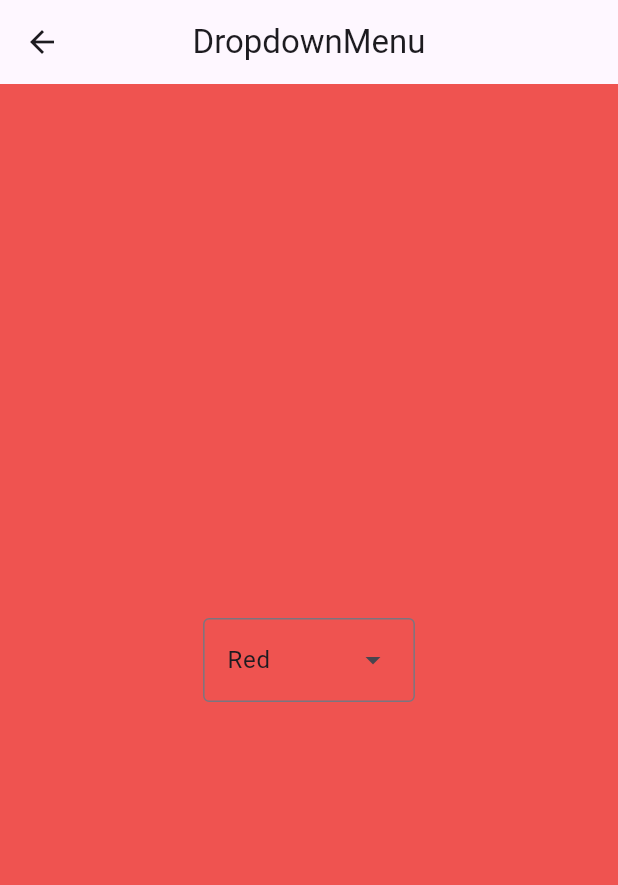
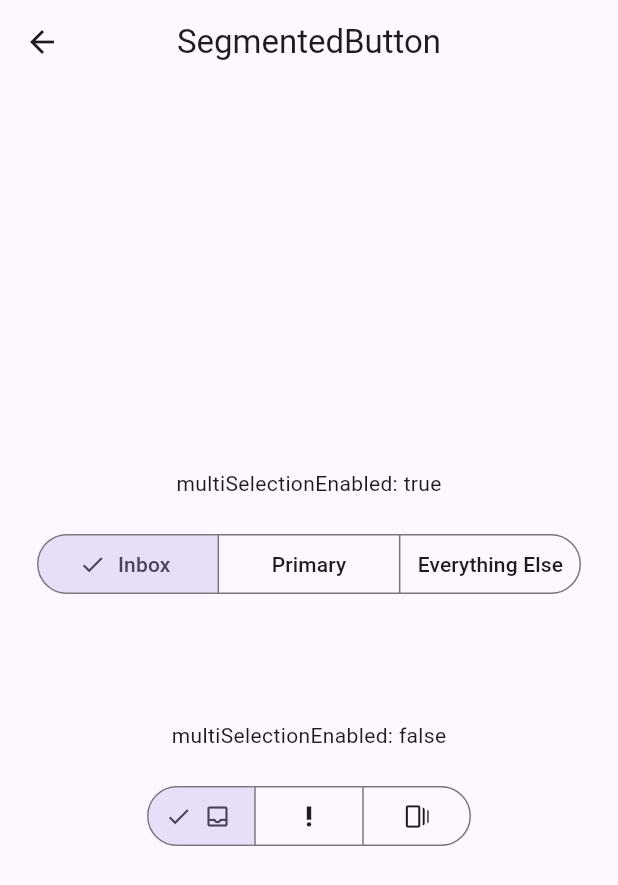
Before and after one commit to nobushiueshi/flutter_widget_of_the_week, a Flutter app: the screen it shows after launch, after a tap on "Flutter Widget of the Week", on a phone screen of 412 x 824 dp. Shown: the top 885 px of the screen. Run offline on Flutter 3.47's test engine with Material 3 defaults, Android fonts, the phone set to English and light mode, and no system bars; our stand-ins replace animated_text_kit, badges, cached_network_image, connectivity_plus, device_info_plus, fl_chart and 12 more; missing offline and left inert: feedback; accounts and stored records are empty.

Commit message:
#157 SegmentedButton

```diff
--- a/lib/presentation/pages/sample/sample150_page_data_list.dart
+++ b/lib/presentation/pages/sample/sample150_page_data_list.dart
@@ -5,8 +5,14 @@ import 'package:flutter_widget_of_the_week/presentation/pages/sample150/sample_p
 import 'package:flutter_widget_of_the_week/presentation/pages/sample150/sample_page_154.dart';
 import 'package:flutter_widget_of_the_week/presentation/pages/sample150/sample_page_155.dart';
 import 'package:flutter_widget_of_the_week/presentation/pages/sample150/sample_page_156.dart';
+import 'package:flutter_widget_of_the_week/presentation/pages/sample150/sample_page_157.dart';
 
 final sample150PageDataList = <SamplePageData>[
+  SamplePageData(
+    name: '#157 SegmentedButton',
+    contentType: SamplePageContentType.widget,
+    widget: const SamplePage157(),
+  ),
   SamplePageData(
     name: '#156 feedback',
     contentType: SamplePageContentType.package,
--- /dev/null
+++ b/lib/presentation/pages/sample150/sample_page_157.dart
@@ -0,0 +1,87 @@
+import 'package:flutter/material.dart';
+
+class SamplePage157 extends StatefulWidget {
+  const SamplePage157({
+    super.key,
+  });
+
+  @override
+  State<SamplePage157> createState() => _SamplePage157State();
+}
+
+class _SamplePage157State extends State<SamplePage157> {
+  Set<String> _multiSelected = {'Inbox'};
+  Set<String> _selected = {'Inbox'};
+
+  @override
+  Widget build(BuildContext context) {
+    return Scaffold(
+      appBar: AppBar(
+        title: const Text('SegmentedButton'),
+        centerTitle: true,
+      ),
+      body: SafeArea(
+        child: Center(
+          child: Column(
+            mainAxisAlignment: MainAxisAlignment.center,
+            children: <Widget>[
+              const Text('multiSelectionEnabled: true'),
+              const SizedBox(height: 20),
+              Padding(
+                padding: const EdgeInsets.symmetric(horizontal: 20),
+                child: SegmentedButton(
+                  multiSelectionEnabled: true,
+                  segments: const [
+                    ButtonSegment<String>(
+                      value: 'Inbox',
+                      label: Text('Inbox'),
+                    ),
+                    ButtonSegment<String>(
+                      value: 'Primary',
+                      label: Text('Primary'),
+                    ),
+                    ButtonSegment<String>(
+                      value: 'Everything Else',
+                      label: Text('Everything Else'),
+                    ),
+                  ],
+                  selected: _multiSelected,
+                  onSelectionChanged: (newSelection) {
+                    setState(() {
+                      _multiSelected = newSelection;
+                    });
+                  },
+                ),
+              ),
+              const SizedBox(height: 80),
+              const Text('multiSelectionEnabled: false'),
+              const SizedBox(height: 20),
+              SegmentedButton(
+                segments: const [
+                  ButtonSegment<String>(
+                    value: 'Inbox',
+                    icon: Icon(Icons.inbox_outlined),
+                  ),
+                  ButtonSegment<String>(
+                    value: 'Primary',
+                    icon: Icon(Icons.priority_high_outlined),
+                  ),
+                  ButtonSegment<String>(
+                    value: 'Everything Else',
+                    icon: Icon(Icons.web_stories_outlined),
+                  ),
+                ],
+                selected: _selected,
+                onSelectionChanged: (newSelection) {
+                  setState(() {
+                    _selected = newSelection;
+                  });
+                },
+              ),
+            ],
+          ),
+        ),
+      ),
+    );
+  }
+}
```
Also changed, not shown: 1 other file.
